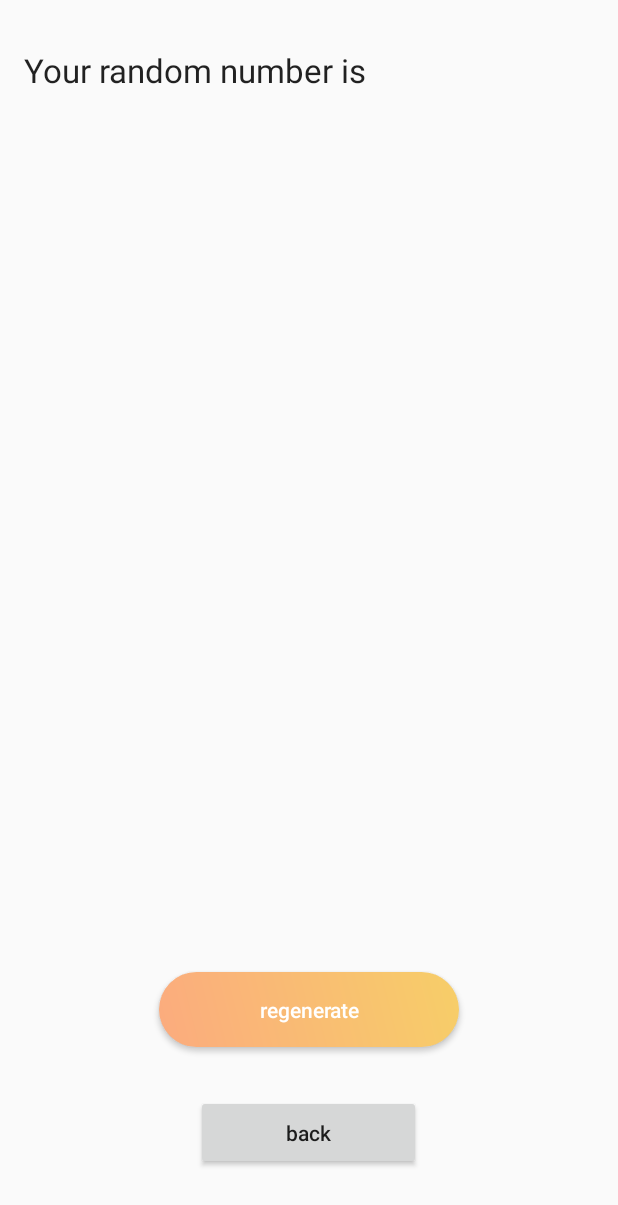
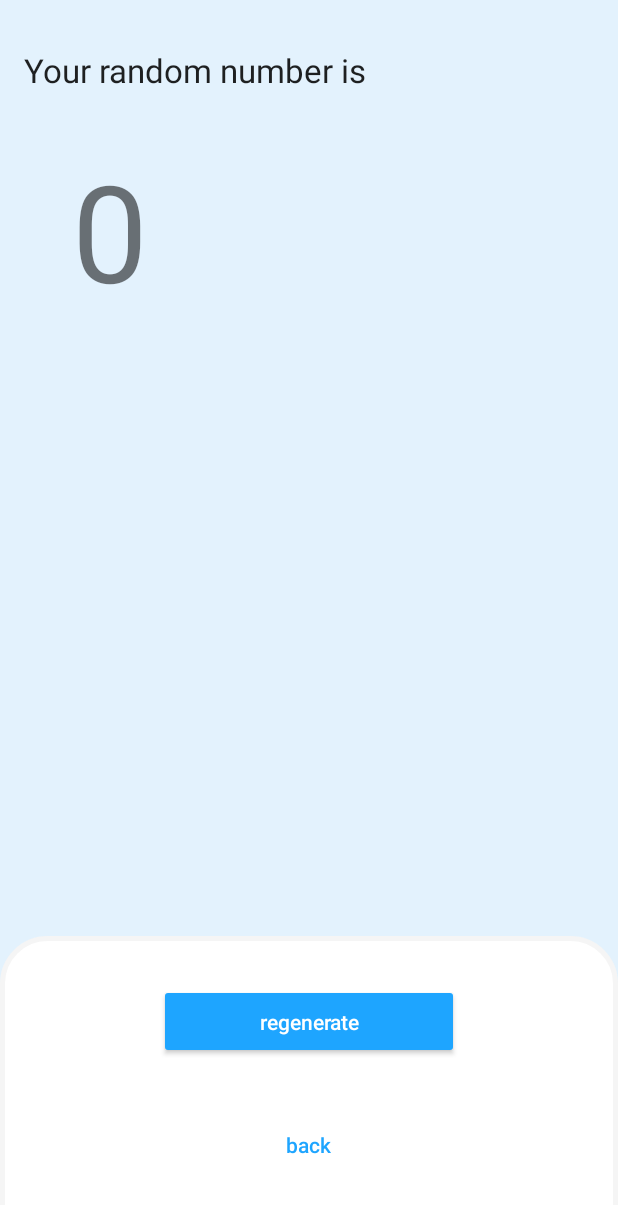
Before and after one commit to MamboBryan/Randomy, an Android app: the MainActivity screen opened directly, with no data from a screen before it, on a phone screen of 412 x 824 dp. Shown: the top 1205 px of the screen. Run offline under Robolectric (Android 15) with nearby library versions, the phone set to English and light mode, and no system bars; 3 statements that could not run were skipped.

Commit message:
[Feature #166255116] Random number generation logic

```diff
--- a/app/src/main/java/com/example/randomy/MainActivity.java
+++ b/app/src/main/java/com/example/randomy/MainActivity.java
@@ -3,22 +3,67 @@ package com.example.randomy;
 import android.content.Intent;
 import android.support.v7.app.AppCompatActivity;
 import android.os.Bundle;
+import android.view.View;
+import android.widget.Button;
 import android.widget.TextView;
+
+import java.util.Random;
 
 public class MainActivity extends AppCompatActivity {
 
     private int minimumRangeValue;
     private int maximumRangeValue;
+    private TextView randomNumberDisplay;
 
     @Override
     protected void onCreate(Bundle savedInstanceState) {
         super.onCreate(savedInstanceState);
         setContentView(R.layout.activity_main);
 
+        randomNumberDisplay = findViewById(R.id.textView_random_number_display);
+
         Intent myIntent = getIntent();
         minimumRangeValue = Integer.parseInt(myIntent.getStringExtra("minimumRangeValue"));
         maximumRangeValue = Integer.parseInt(myIntent.getStringExtra("maximumRangeValue"));
 
+        displayRandomNumber();
+
+        Button regenerateButton = findViewById(R.id.button_regenerate);
+        regenerateButton.setOnClickListener(new View.OnClickListener() {
+            @Override
+            public void onClick(View v) {
+                displayRandomNumber();
+            }
+        });
+
+        Button backButton = findViewById(R.id.button_back);
+        backButton.setOnClickListener(new View.OnClickListener() {
+            @Override
+            public void onClick(View v) {
+
+                Intent myIntent = new Intent(MainActivity.this, RangeActivity.class);
+                startActivity(myIntent);
+
+
+            }
+        });
+
+    }
+
+    /*
+     *Displays the random number generated and displays it to the textView
+     */
+    private void displayRandomNumber() {
+        int myNumber = generateRandomNumber(minimumRangeValue, maximumRangeValue);
+        randomNumberDisplay.setText(String.valueOf(myNumber));
+    }
+
+    /*
+     *Generates random number
+     */
+    private int generateRandomNumber(int minimum, int maximum) {
+        Random rand = new Random();
+        return rand.nextInt(maximum - minimum) + 1 + minimum;
     }
 
 }
--- a/app/src/main/java/com/example/randomy/RangeActivity.java
+++ b/app/src/main/java/com/example/randomy/RangeActivity.java
@@ -45,7 +45,7 @@ public class RangeActivity extends AppCompatActivity {
         //Note SeekBar change and set it to the TextView
         maximumSeekBarSlidr.setCurrentValue(100);
         maximumTextViewValue.setText(String.valueOf(
-                Math.round(minimumSeekBarSlidr.getCurrentValue())));
+                Math.round(maximumSeekBarSlidr.getCurrentValue())));
 
         setProgressChangeListener(minimumSeekBarSlidr, minimumTextViewValue);
         setProgressChangeListener(maximumSeekBarSlidr, maximumTextViewValue);
--- a/app/src/main/res/drawable/app_activity_background.xml
+++ b/app/src/main/res/drawable/app_activity_background.xml
@@ -6,7 +6,7 @@
     <gradient
         android:startColor="@color/app_gradient_start"
         android:centerColor="@color/app_gradient_end"
-        android:endColor="@color/colorPrimaryDark"
+        android:endColor="@color/secondaryDarkColor"
         android:angle="135"/>
 
 </shape>
--- /dev/null
+++ b/app/src/main/res/drawable/buttons_layout_bg.xml
@@ -0,0 +1,18 @@
+<?xml version="1.0" encoding="utf-8"?>
+<shape xmlns:android="http://schemas.android.com/apk/res/android">
+    <solid android:color="#FFFFFF" />
+    <stroke
+        android:width="3dp"
+        android:color="#f5f5f5" />
+
+    <corners
+        android:topLeftRadius="30dp"
+        android:topRightRadius="30dp" />
+
+    <padding
+        android:bottom="0dp"
+        android:left="0dp"
+        android:right="0dp"
+        android:top="0dp" />
+
+</shape>
--- a/app/src/main/res/layout/activity_main.xml
+++ b/app/src/main/res/layout/activity_main.xml
@@ -4,10 +4,10 @@
     xmlns:tools="http://schemas.android.com/tools"
     android:layout_width="match_parent"
     android:layout_height="match_parent"
+    android:background="#e3f2fd"
     tools:context=".MainActivity">
 
     <TextView
-        android:textAppearance="@style/TextAppearance.AppCompat.Large"
         android:id="@+id/textView"
         android:layout_width="wrap_content"
         android:layout_height="wrap_content"
@@ -15,30 +15,27 @@
         android:layout_marginLeft="16dp"
         android:layout_marginTop="32dp"
         android:text="@string/random_number_display_info_text"
+        android:textAppearance="@style/TextAppearance.AppCompat.Large"
         app:layout_constraintStart_toStartOf="parent"
         app:layout_constraintTop_toTopOf="parent" />
 
     <TextView
-        android:textSize="60sp"
         android:id="@+id/textView_random_number_display"
         android:layout_width="wrap_content"
         android:layout_height="wrap_content"
         android:layout_marginStart="32dp"
         android:layout_marginLeft="32dp"
         android:layout_marginTop="32dp"
-        tools:text="69"
+        android:textSize="90sp"
         app:layout_constraintStart_toStartOf="@+id/textView"
-        app:layout_constraintTop_toBottomOf="@+id/textView" />
+        app:layout_constraintTop_toBottomOf="@+id/textView"
+        tools:text="69" />
 
     <LinearLayout
         android:id="@+id/buttons_layout"
         android:layout_width="match_parent"
         android:layout_height="200dp"
-        android:layout_marginStart="8dp"
-        android:layout_marginLeft="8dp"
-        android:layout_marginEnd="8dp"
-        android:layout_marginRight="8dp"
-        android:layout_marginBottom="8dp"
+        android:background="@drawable/buttons_layout_bg"
         android:orientation="vertical"
         app:layout_constraintBottom_toBottomOf="parent"
         app:layout_constraintEnd_toEndOf="parent"
@@ -46,17 +43,18 @@
 
         <Button
             android:id="@+id/button_regenerate"
+            style="@style/Widget.AppCompat.Button.Colored"
             android:layout_width="200dp"
             android:layout_height="50dp"
             android:layout_gravity="center"
             android:layout_marginTop="32dp"
-            android:background="@drawable/buttons_bg"
             android:text="@string/regenerate_button_text"
             android:textAllCaps="false"
             android:textColor="@android:color/white" />
 
         <Button
             android:id="@+id/button_back"
+            style="@style/Widget.AppCompat.Button.Borderless.Colored"
             android:layout_width="150dp"
             android:layout_height="50dp"
             android:layout_gravity="center"
--- a/app/src/main/res/values/colors.xml
+++ b/app/src/main/res/values/colors.xml
@@ -1,8 +1,13 @@
 <?xml version="1.0" encoding="utf-8"?>
 <resources>
-    <color name="colorPrimary">#2196F3</color>
-    <color name="colorPrimaryDark">#1976D2</color>
-    <color name="colorAccent">#FF9800</color>
+    <color name="primaryColor">#fbab7e</color>
+    <color name="primaryLightColor">#ffddae</color>
+    <color name="primaryDarkColor">#c57b51</color>
+    <color name="secondaryColor">#1ea5ff</color>
+    <color name="secondaryLightColor">#70d6ff</color>
+    <color name="secondaryDarkColor">#0077cb</color>
+    <color name="primaryTextColor">#000000</color>
+    <color name="secondaryTextColor">#000000</color>
 
     <color name="button_gradient_start">#FBAB7E</color>
     <color name="button_gradient_end">#F7CE68</color>
--- a/app/src/main/res/values/styles.xml
+++ b/app/src/main/res/values/styles.xml
@@ -3,9 +3,9 @@
     <!-- Base application theme. -->
     <style name="AppTheme" parent="Theme.AppCompat.Light.NoActionBar">
         <!-- Customize your theme here. -->
-        <item name="colorPrimary">@color/colorPrimary</item>
-        <item name="colorPrimaryDark">@color/colorPrimaryDark</item>
-        <item name="colorAccent">@color/colorAccent</item>
+        <item name="colorPrimary">@color/primaryColor</item>
+        <item name="colorPrimaryDark">@color/primaryDarkColor</item>
+        <item name="colorAccent">@color/secondaryColor</item>
     </style>
 
 </resources>
```
